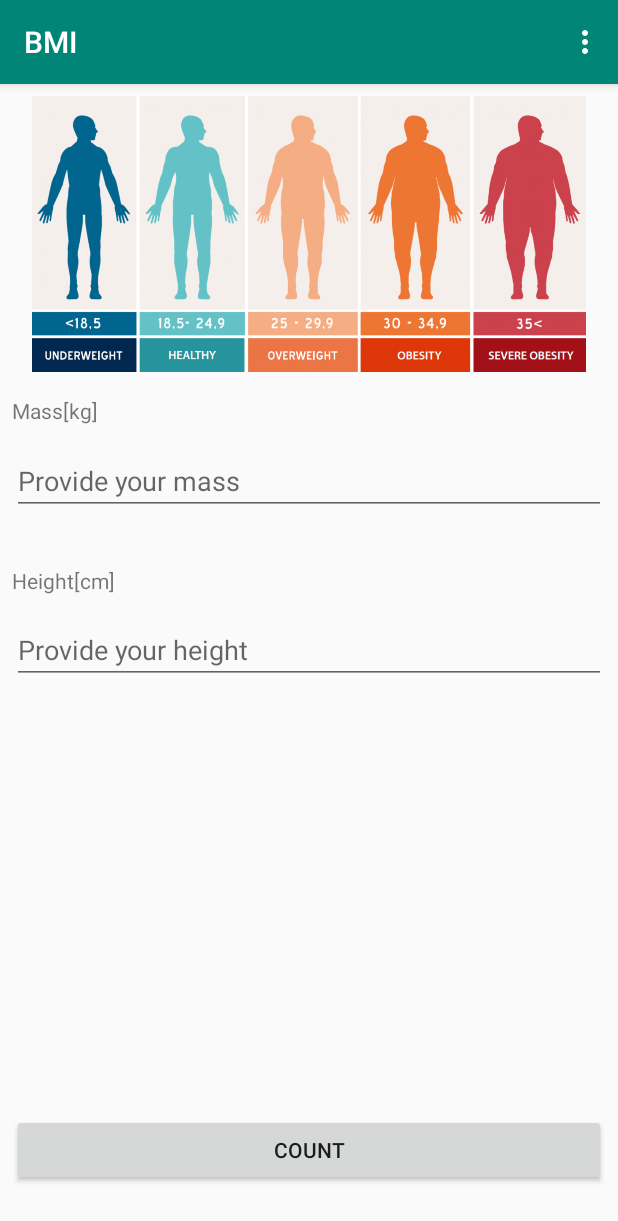
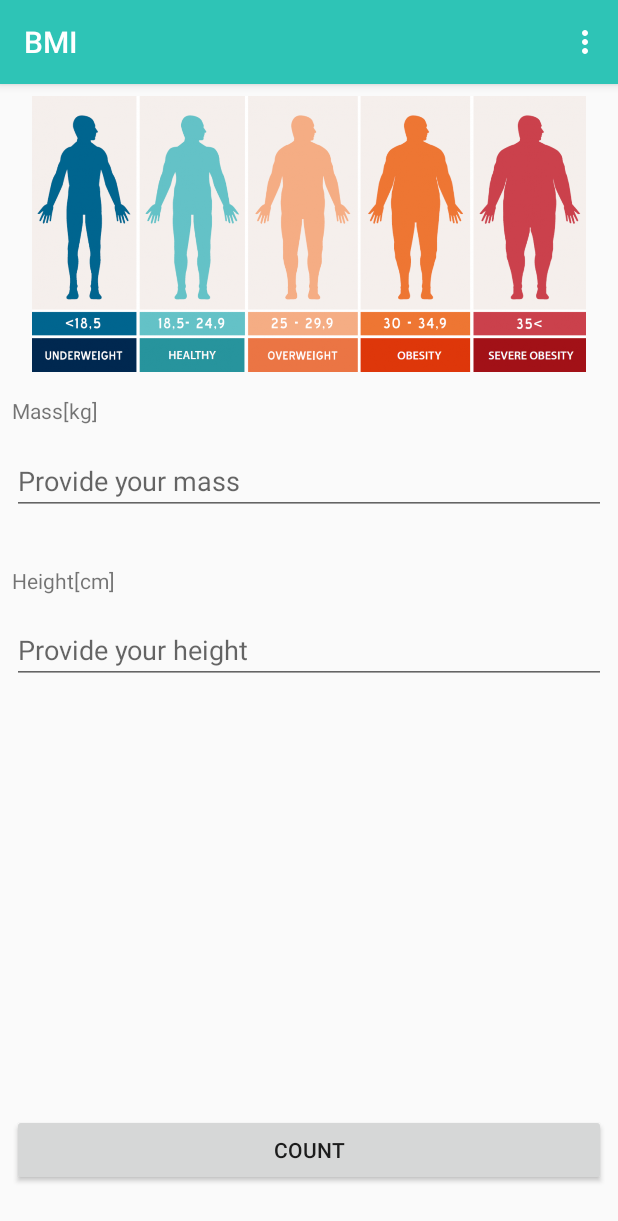
Before and after one commit to FigBar/SWiM, an Android app: the screen it shows after launch (MainActivity), on a phone screen of 412 x 824 dp. Shown: the top 1221 px of the screen. Run offline under Robolectric (Android 15) with nearby library versions, the phone set to English and light mode, and no system bars.

Commit message:
fix(assignment-phase-two): Fix the screen rotation instance saving mechanism in MainActivity

```diff
--- a/BMI/app/src/main/AndroidManifest.xml
+++ b/BMI/app/src/main/AndroidManifest.xml
@@ -11,7 +11,6 @@
         android:theme="@style/AppTheme">
         <activity
             android:name=".MainActivity"
-            android:configChanges="orientation|screenSize"
             android:launchMode="singleTop">
             <intent-filter>
                 <action android:name="android.intent.action.MAIN" />
--- a/BMI/app/src/main/res/values/colors.xml
+++ b/BMI/app/src/main/res/values/colors.xml
@@ -9,5 +9,8 @@
     <color name="lapisLazuli">#26619C</color>
     <color name="verdigris">#00A693</color>
     <color name="shadedWhite">#fcfbf8</color>
+    <color name="myPrimary"> #2EC4B6</color>
+    <color name="myPrimaryDark">#011627</color>
+    <color name="myAccent">#E71D36</color>
 
 </resources>
--- a/BMI/app/src/main/res/values/strings.xml
+++ b/BMI/app/src/main/res/values/strings.xml
@@ -25,4 +25,5 @@
     <string name="author">AUTHOR:</string>
     <string name="author_name_surname">Some retarted child</string>
     <string name="user_addressing">Sorry for inconvenience of having to use this app :(</string>
+    <string name="units_flag_key">ARE_UNITS_SWITCHED</string>
 </resources>
--- a/BMI/app/src/main/res/values/styles.xml
+++ b/BMI/app/src/main/res/values/styles.xml
@@ -3,9 +3,14 @@
     <!-- Base application theme. -->
     <style name="AppTheme" parent="Theme.AppCompat.Light.DarkActionBar">
         <!-- Customize your theme here. -->
-        <item name="colorPrimary">@color/colorPrimary</item>
-        <item name="colorPrimaryDark">@color/colorPrimaryDark</item>
-        <item name="colorAccent">@color/colorAccent</item>
+        <item name="colorPrimary">@color/myPrimary</item>
+        <item name="colorPrimaryDark">@color/myPrimaryDark</item>
+        <item name="colorAccent">@color/myAccent</item>
     </style>
+    <!--<style name="BetterTheme" >
+        <item name="colorPrimary">@color/myPrimary</item>
+        <item name="colorPrimaryDark">@color/myPrimaryDark</item>
+        <item name="colorAccent">@color/myAccent</item>
+    </style>-->
 
 </resources>
```
Also changed, not shown: BMI/app/src/main/java/com/example/bmi/MainActivity.kt (+61 -3 lines).
